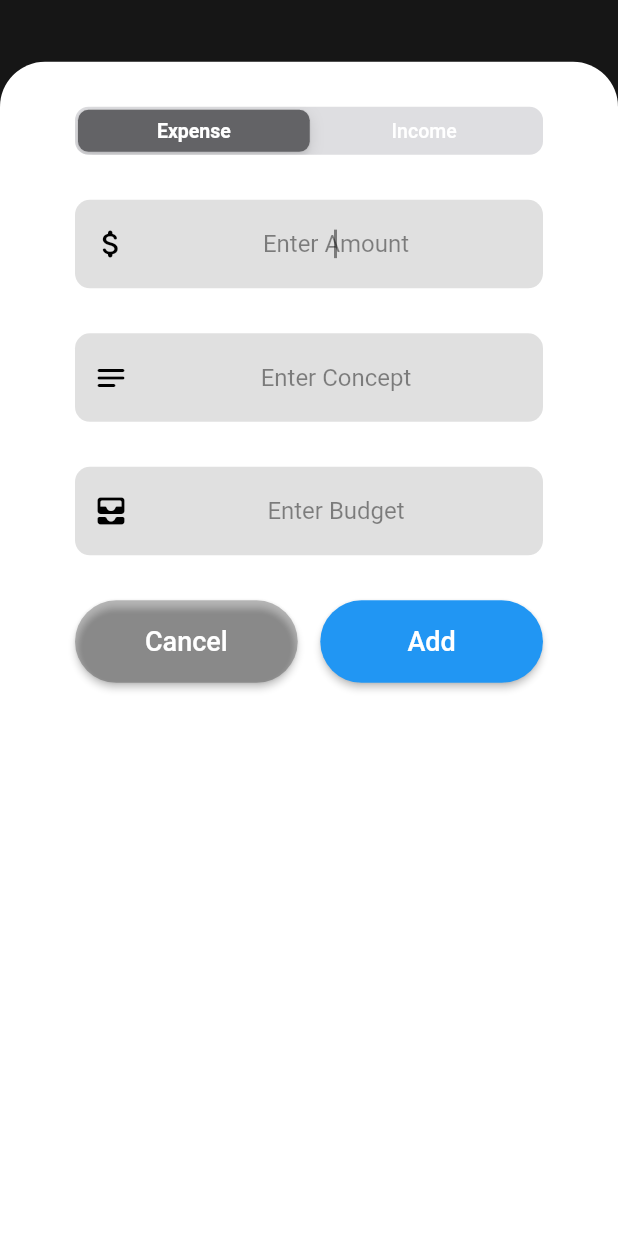
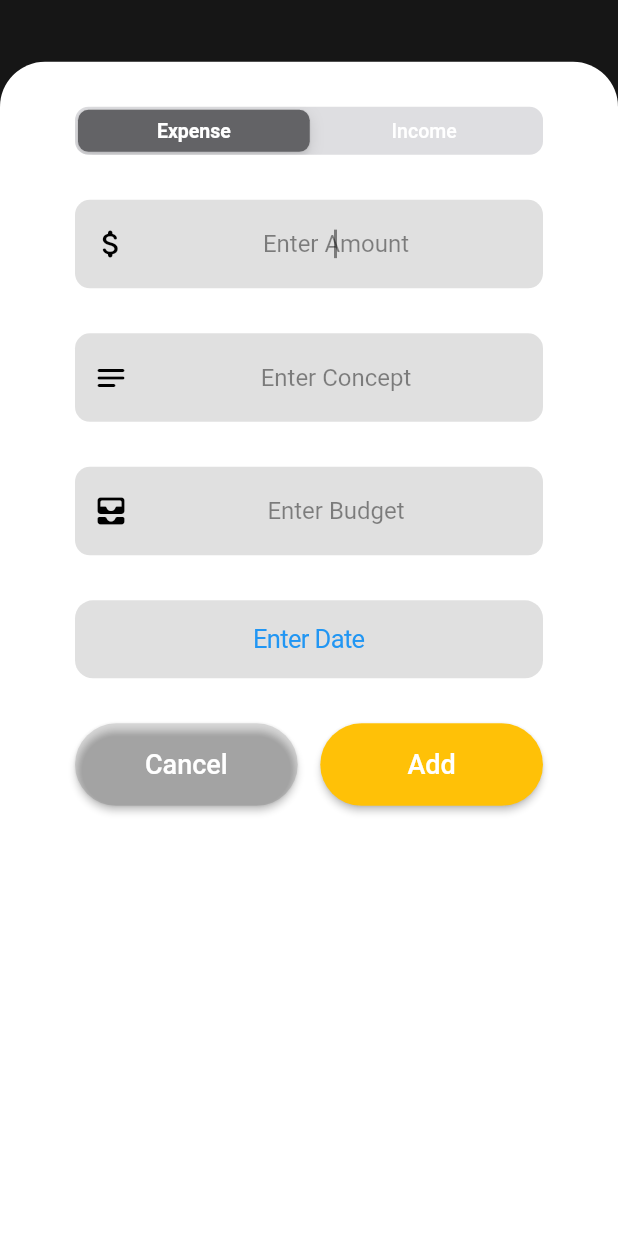
Before and after one commit to thomasviana/my-money-app, a Flutter app: the MainAppScreen screen opened by its route, item 2 of the bottom bar chosen, on a phone screen of 412 x 824 dp. Run offline on Flutter 3.47's test engine with Material 2 defaults, Android fonts, the phone set to English and light mode, and no system bars; our stand-ins replace flutter_slidable.

Commit message:
Setting DatePicker

```diff
--- a/lib/constants.dart
+++ b/lib/constants.dart
@@ -2,6 +2,10 @@ import 'package:flutter/cupertino.dart';
 import 'package:intl/intl.dart';
 
 final currency = NumberFormat("#,##0.00", "en_US");
+
+TextEditingController newAmount = TextEditingController();
+TextEditingController newConcept = TextEditingController();
+TextEditingController newBudget = TextEditingController();
 
 const kTitleTextStyle = TextStyle(
   fontSize: 18,
--- a/lib/models/transaction.dart
+++ b/lib/models/transaction.dart
@@ -3,10 +3,14 @@ class Transaction {
   final String tag;
   final double amount;
   final DateTime date;
+  final String id;
+  final String type;
 
   Transaction(
       {required this.title,
       required this.tag,
       required this.amount,
-      required this.date});
+      required this.date,
+      required this.id,
+      required this.type});
 }
--- a/lib/screens/add_record.dart
+++ b/lib/screens/add_record.dart
@@ -1,10 +1,9 @@
 import 'package:flutter/cupertino.dart';
 import 'package:flutter/material.dart';
 import 'package:my_money/models/transaction.dart';
-
-TextEditingController newAmount = TextEditingController();
-TextEditingController newConcept = TextEditingController();
-TextEditingController newBudget = TextEditingController();
+import 'package:my_money/widgets/buttons_add_record.dart';
+import 'package:my_money/widgets/main_textfield.dart';
+import 'package:my_money/constants.dart';
 
 // ignore: must_be_immutable
 class AddRecord extends StatefulWidget {
@@ -17,6 +16,8 @@ class AddRecord extends StatefulWidget {
 }
 
 class _AddRecordState extends State<AddRecord> {
+  DateTime dateTime = DateTime.now();
+
   final Map<int, Widget> children = const <int, Widget>{
     0: Text('Expense'),
     1: Text('Income'),
@@ -24,14 +25,35 @@ class _AddRecordState extends State<AddRecord> {
 
   int? currentValue = 0;
 
-  void submitData() {
+  void _submitData() {
     if (double.parse(newAmount.text).isNegative) {
       return;
     }
-
-    widget.addTx(newConcept.text, newBudget.text, double.parse(newAmount.text));
+    widget.addTx(newConcept.text, newBudget.text, double.parse(newAmount.text),
+        currentValue == 0 ? 'Expense' : 'Income');
     Navigator.of(context).pop();
   }
+
+  void showSheet(
+    BuildContext context, {
+    required Widget child,
+    required VoidCallback onClicked,
+  }) =>
+      showCupertinoModalPopup(
+        context: context,
+        builder: (context) => CupertinoActionSheet(
+          actions: [
+            child,
+          ],
+          cancelButton: CupertinoActionSheetAction(
+            child: Text(
+              'Done',
+              style: TextStyle(color: Colors.amber),
+            ),
+            onPressed: onClicked,
+          ),
+        ),
+      );
 
   @override
   Widget build(BuildContext context) {
@@ -45,6 +67,19 @@ class _AddRecordState extends State<AddRecord> {
         ),
       );
     }
+
+    Widget buildDatePicker() => SizedBox(
+          height: 300,
+          child: CupertinoDatePicker(
+              backgroundColor: Colors.white,
+              initialDateTime: dateTime,
+              mode: CupertinoDatePickerMode.date,
+              onDateTimeChanged: (dateTime) {
+                setState(() {
+                  this.dateTime = dateTime;
+                });
+              }),
+        );
 
     return makeDismissible(
       child: DraggableScrollableSheet(
@@ -68,130 +103,75 @@ class _AddRecordState extends State<AddRecord> {
                 groupValue: currentValue,
               ),
               SizedBox(height: 30),
-              TextField(
+              MainTextField(
                 controller: newAmount,
-                cursorColor: Colors.black45,
-                autofocus: true,
-                style: TextStyle(color: Colors.black),
-                textAlignVertical: TextAlignVertical.center,
-                decoration: InputDecoration(
+                prefixIcon:
+                    Icon(Icons.attach_money_rounded, color: Colors.black),
                 hintText: 'Enter Amount',
-                  hintStyle: TextStyle(color: Colors.black45),
-                  prefixIcon: Icon(
-                    Icons.attach_money_rounded,
-                    color: Colors.black,
-                  ),
-                  fillColor: Colors.black12,
-                  filled: true,
-                  border: OutlineInputBorder(
-                    borderRadius: BorderRadius.circular(10),
-                    borderSide: BorderSide.none,
-                  ),
-                ),
-                textAlign: TextAlign.center,
-                onSubmitted: (_) => submitData(),
                 keyboardType: TextInputType.numberWithOptions(decimal: true),
+                onSubmit: _submitData,
               ),
               SizedBox(
                 height: 30,
               ),
-              TextField(
+              MainTextField(
                 controller: newConcept,
-                cursorColor: Colors.black45,
-                autofocus: false,
-                style: TextStyle(color: Colors.black),
-                textAlignVertical: TextAlignVertical.center,
-                decoration: InputDecoration(
+                prefixIcon: Icon(Icons.notes_rounded, color: Colors.black),
                 hintText: 'Enter Concept',
-                  hintStyle: TextStyle(color: Colors.black45),
-                  prefixIcon: Icon(
-                    Icons.notes_rounded,
-                    color: Colors.black,
-                  ),
-                  fillColor: Colors.black12,
-                  filled: true,
-                  border: OutlineInputBorder(
-                    borderRadius: BorderRadius.circular(10),
-                    borderSide: BorderSide.none,
-                  ),
-                ),
-                textAlign: TextAlign.center,
-                onSubmitted: (_) => submitData(),
                 keyboardType: TextInputType.name,
+                onSubmit: _submitData,
               ),
               SizedBox(
                 height: 30,
               ),
-              TextField(
+              if (currentValue == 0)
+                MainTextField(
                   controller: newBudget,
-                cursorColor: Colors.black45,
-                autofocus: false,
-                style: TextStyle(color: Colors.black),
-                textAlignVertical: TextAlignVertical.center,
-                decoration: InputDecoration(
+                  prefixIcon:
+                      Icon(Icons.all_inbox_rounded, color: Colors.black),
                   hintText: 'Enter Budget',
-                  hintStyle: TextStyle(color: Colors.black45),
-                  prefixIcon: Icon(
-                    Icons.all_inbox_rounded,
-                    color: Colors.black,
-                  ),
-                  fillColor: Colors.black12,
-                  filled: true,
-                  border: OutlineInputBorder(
-                    borderRadius: BorderRadius.circular(10),
-                    borderSide: BorderSide.none,
-                  ),
-                ),
-                // controller: newTask,
-                textAlign: TextAlign.center,
-                onSubmitted: (_) => submitData(),
                   keyboardType: TextInputType.name,
+                  onSubmit: _submitData,
                 ),
               SizedBox(
                 height: 30,
               ),
+              CupertinoButton(
+                  color: Colors.black12,
+                  child: Text('Enter Date'),
+                  onPressed: () {
+                    showSheet(
+                      context,
+                      child: buildDatePicker(),
+                      onClicked: () => Navigator.pop(context),
+                    );
+                  }),
+              if (currentValue == 0) SizedBox(height: 30),
               Container(
                 width: 300,
                 child: Row(
                   children: [
-                    Expanded(
-                      child: ElevatedButton(
-                        style: ElevatedButton.styleFrom(
-                          primary: Colors.black26,
-                          shape: RoundedRectangleBorder(
-                            borderRadius: BorderRadius.all(Radius.circular(40)),
-                          ),
-                          fixedSize: Size(0, 55),
-                        ),
-                        onPressed: () {
+                    ButtonAddRecord(
+                      color: Colors.black12,
+                      title: 'Cancel',
+                      onPress: () {
                         newAmount.clear();
                         newConcept.clear();
                         newBudget.clear();
                         Navigator.pop(context);
                       },
-                        child: Text(
-                          'Cancel',
-                          style: TextStyle(color: Colors.white, fontSize: 18),
-                        ),
-                      ),
                     ),
                     SizedBox(width: 15),
-                    Expanded(
-                      child: ElevatedButton(
-                        style: ElevatedButton.styleFrom(
-                          shape: RoundedRectangleBorder(
-                            borderRadius: BorderRadius.all(Radius.circular(40)),
-                          ),
-                          fixedSize: Size(0, 55),
-                        ),
-                        onPressed: () {
-                          submitData();
+                    ButtonAddRecord(
+                      color: Theme.of(context).accentColor,
+                      title: 'Add',
+                      onPress: () {
+                        _submitData();
+                        print('add');
+                        newAmount.clear();
+                        newConcept.clear();
+                        newBudget.clear();
                       },
-                        child: Text(
-                          'Add',
-                          style: TextStyle(color: Colors.white, fontSize: 18),
-                        ),
-                      ),
                     ),
                   ],
                 ),
--- a/lib/screens/home_screen.dart
+++ b/lib/screens/home_screen.dart
@@ -3,10 +3,10 @@ import 'package:my_money/widgets/main_cards.dart';
 import 'package:my_money/constants.dart';
 
 class HomeScreen extends StatelessWidget {
-  double totalIncomes = 100;
+  double totalIncomes = 0;
   double totalExpenses = 0;
 
-  HomeScreen({required this.totalExpenses});
+  HomeScreen({required this.totalExpenses, required this.totalIncomes});
 
   @override
   Widget build(BuildContext context) {
--- a/lib/screens/tx_list.dart
+++ b/lib/screens/tx_list.dart
@@ -2,23 +2,14 @@ import 'package:flutter/material.dart';
 import 'package:my_money/models/transaction.dart';
 import 'package:intl/intl.dart';
 import 'package:my_money/constants.dart';
-import 'add_record.dart';
 import 'package:flutter_slidable/flutter_slidable.dart';
 
-// ignore: must_be_immutable
 class TxList extends StatelessWidget {
   final List<Transaction> transactions;
   final Function deleteTx;
+  // final Icon icon;
 
   TxList({required this.transactions, required this.deleteTx});
-
-  /*  = [
-/*     Transaction(title: 'title', tag: 'tag', amount: 100, date: DateTime.now()),
-    Transaction(title: 'title', tag: 'tag', amount: 100, date: DateTime.now()),
-    Transaction(title: 'title', tag: 'tag', amount: 100, date: DateTime.now()),
-    Transaction(title: 'title', tag: 'tag', amount: 100, date: DateTime.now()),
-    Transaction(title: 'title', tag: 'tag', amount: 100, date: DateTime.now()) */
-  ]; */
 
   final currency = NumberFormat("#,##0.00", "en_US");
 
@@ -37,19 +28,12 @@ class TxList extends StatelessWidget {
                 color: Colors.red,
                 icon: Icons.delete,
                 onTap: () {
-                  print('Delete');
-                  // ignore: unnecessary_statements
-                  deleteTx;
+                  deleteTx(transactions[index].id);
                 },
               ),
             ],
             child: Container(
               child: ListTile(
-                onLongPress: () {
-                  // ignore: unnecessary_statements
-                  deleteTx;
-                  print('deleting');
-                },
                 horizontalTitleGap: 20,
                 contentPadding: EdgeInsets.symmetric(horizontal: 30),
                 title: Text(transactions[index].title, style: kTitleTextStyle),
@@ -57,7 +41,9 @@ class TxList extends StatelessWidget {
                   transactions[index].tag,
                   style: kTagTextStyle,
                 ),
-                leading: Icon(Icons.forward),
+                leading: transactions[index].type == 'Expense'
+                    ? Icon(Icons.forward, color: Colors.red)
+                    : Icon(Icons.forward, color: Colors.green),
                 trailing: Text(
                     '\$ ${currency.format(transactions[index].amount)}',
                     style: kAmountTextStyle),
--- /dev/null
+++ b/lib/widgets/buttons_add_record.dart
@@ -0,0 +1,31 @@
+import 'package:flutter/material.dart';
+import 'package:my_money/constants.dart';
+
+class ButtonAddRecord extends StatelessWidget {
+  final Color color;
+  final String title;
+  final VoidCallback onPress;
+
+  ButtonAddRecord(
+      {required this.color, required this.title, required this.onPress});
+
+  @override
+  Widget build(BuildContext context) {
+    return Expanded(
+      child: ElevatedButton(
+        style: ElevatedButton.styleFrom(
+          primary: color,
+          shape: RoundedRectangleBorder(
+            borderRadius: BorderRadius.all(Radius.circular(40)),
+          ),
+          fixedSize: Size(0, 55),
+        ),
+        onPressed: onPress,
+        child: Text(
+          title,
+          style: TextStyle(color: Colors.white, fontSize: 18),
+        ),
+      ),
+    );
+  }
+}
--- /dev/null
+++ b/lib/widgets/main_textfield.dart
@@ -0,0 +1,40 @@
+import 'package:flutter/material.dart';
+
+class MainTextField extends StatelessWidget {
+  final TextEditingController controller;
+  final VoidCallback onSubmit;
+  final String hintText;
+  final keyboardType;
+  final Icon prefixIcon;
+
+  MainTextField(
+      {required this.controller,
+      required this.hintText,
+      required this.keyboardType,
+      required this.onSubmit,
+      required this.prefixIcon});
+
+  @override
+  Widget build(BuildContext context) {
+    return TextField(
+        controller: controller,
+        cursorColor: Colors.black45,
+        autofocus: true,
+        style: TextStyle(color: Colors.black),
+        textAlignVertical: TextAlignVertical.center,
+        decoration: InputDecoration(
+          hintText: hintText,
+          hintStyle: TextStyle(color: Colors.black45),
+          prefixIcon: prefixIcon,
+          fillColor: Colors.black12,
+          filled: true,
+          border: OutlineInputBorder(
+            borderRadius: BorderRadius.circular(10),
+            borderSide: BorderSide.none,
+          ),
+        ),
+        textAlign: TextAlign.center,
+        onSubmitted: (_) => onSubmit,
+        keyboardType: keyboardType);
+  }
+}
```
Also changed, not shown: lib/screens/app_screen.dart (+40 -12 lines). Lines whose indentation alone changed are shown as unchanged.
